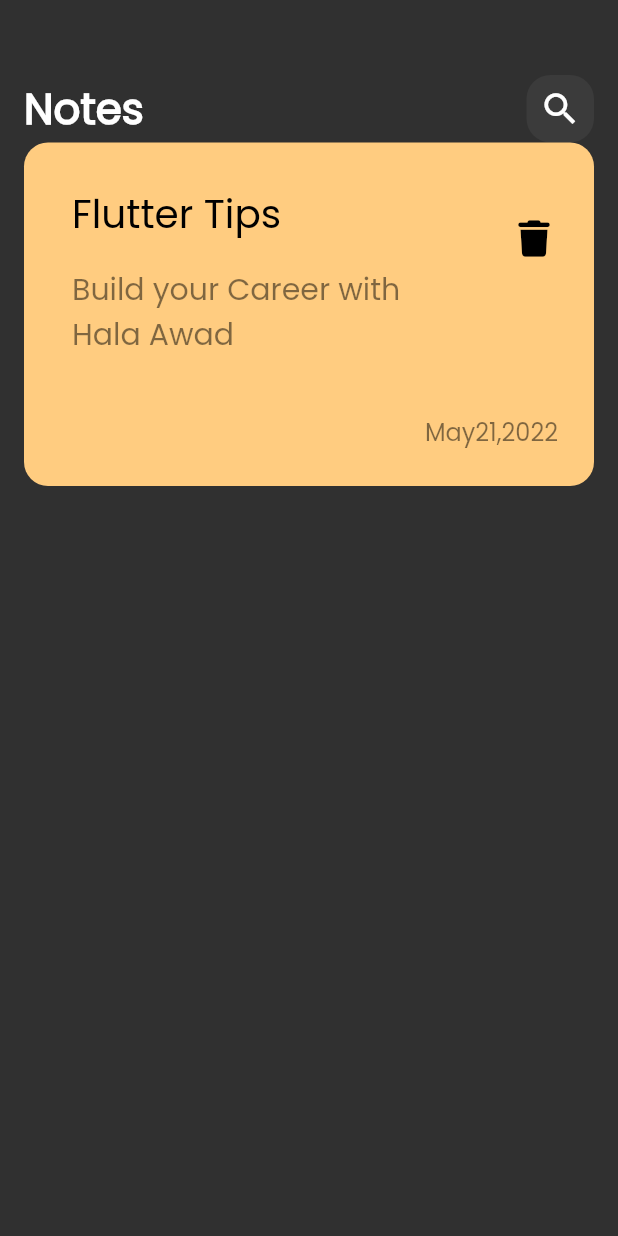
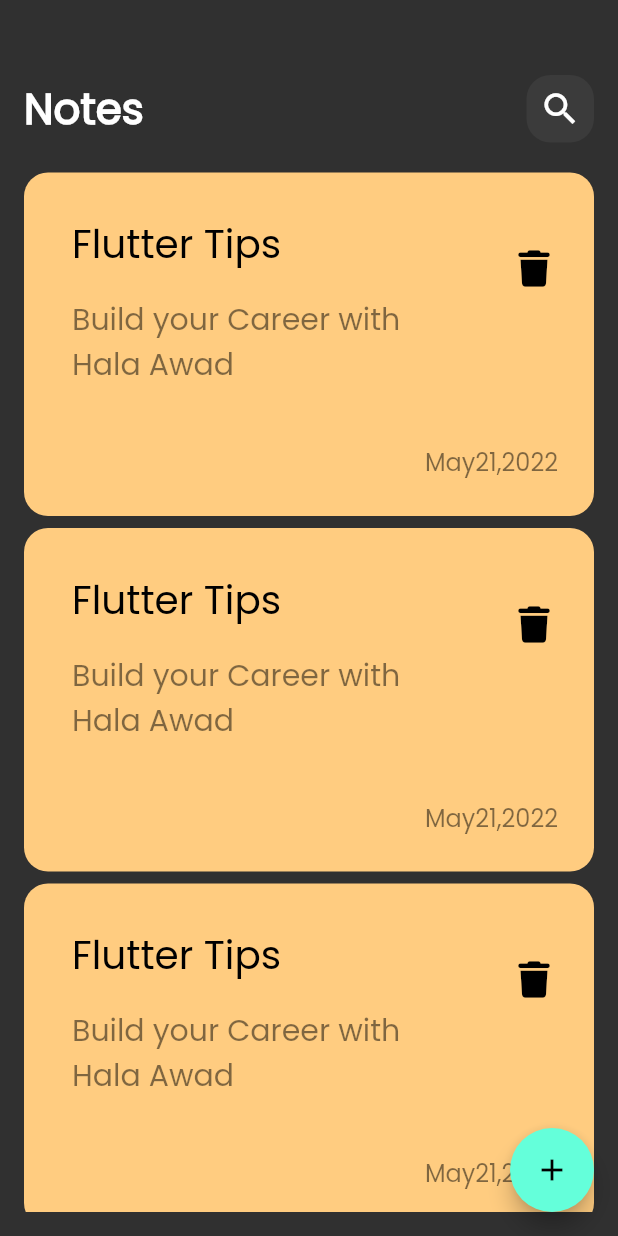
Before and after one commit to HalaAwad12/notes_app, a Flutter app: the screen it shows after launch, on a phone screen of 412 x 824 dp. Run offline on Flutter 3.47's test engine with Material 2 defaults, Android fonts, the phone set to English and light mode, and no system bars; our stand-ins replace font_awesome_flutter.

```diff
--- /dev/null
+++ b/lib/constants.dart
@@ -0,0 +1,3 @@
+import 'package:flutter/material.dart';
+
+const kPrimaryColor = Color(0xff62FCD7);
--- a/lib/main.dart
+++ b/lib/main.dart
@@ -1,5 +1,5 @@
 import 'package:flutter/material.dart';
-import 'package:note_app/widgets/notes_view_widget.dart';
+import 'package:note_app/views/notes_view.dart';
 
 void main() {
   runApp(const NotesAPP());
@@ -12,9 +12,12 @@ class NotesAPP extends StatelessWidget {
   Widget build(BuildContext context) {
     return MaterialApp(
       debugShowCheckedModeBanner: false,
-      theme: ThemeData(brightness: Brightness.dark, fontFamily: 'Poppins'),
+      theme: ThemeData(
+        brightness: Brightness.dark,
+        fontFamily: 'Poppins',
+      ),
       home: const Scaffold(
-        body: NotesViewBody(),
+        body: NotesView(),
       ),
     );
   }
--- a/lib/views/notes_view.dart
+++ b/lib/views/notes_view.dart
@@ -1,10 +1,27 @@
 import 'package:flutter/material.dart';
+import 'package:note_app/widgets/add_note_bottom_sheet.dart';
+import 'package:note_app/widgets/notes_view_widget.dart';
 
 class NotesView extends StatelessWidget {
   const NotesView({super.key});
 
   @override
   Widget build(BuildContext context) {
-    return const Scaffold();
+    return Scaffold(
+      floatingActionButton: FloatingActionButton(
+        onPressed: () {
+          showModalBottomSheet(
+              shape: RoundedRectangleBorder(
+                borderRadius: BorderRadius.circular(16),
+              ),
+              context: context,
+              builder: (context) {
+                return const AddNoteBottomSheet();
+              });
+        },
+        child: const Icon(Icons.add),
+      ),
+      body: const NotesViewBody(),
+    );
   }
 }
--- a/lib/widgets/custom_appbar_widget.dart
+++ b/lib/widgets/custom_appbar_widget.dart
@@ -2,18 +2,21 @@ import 'package:flutter/material.dart';
 import 'package:note_app/widgets/custom_search_icon.dart';
 
 class CustomAppBar extends StatelessWidget {
-  const CustomAppBar({super.key});
-
+  const CustomAppBar({super.key, required this.text, required this.icon});
+  final String text;
+  final IconData icon;
   @override
   Widget build(BuildContext context) {
-    return const Row(
+    return Row(
       children: [
         Text(
-          'Notes',
-          style: TextStyle(fontSize: 28, fontWeight: FontWeight.bold),
+          text,
+          style: const TextStyle(fontSize: 28, fontWeight: FontWeight.bold),
         ),
-        Spacer(),
-        CustomSearchIcon(),
+        const Spacer(),
+        CustomSearchIcon(
+          icon: icon,
+        ),
       ],
     );
   }
--- a/lib/widgets/custom_note_item.dart
+++ b/lib/widgets/custom_note_item.dart
@@ -1,12 +1,20 @@
 import 'package:flutter/material.dart';
 import 'package:font_awesome_flutter/font_awesome_flutter.dart';
+import 'package:note_app/views/edit_note_view.dart';
 
 class NoteItem extends StatelessWidget {
   const NoteItem({super.key});
 
   @override
   Widget build(BuildContext context) {
-    return Container(
+    return GestureDetector(
+      onTap: () => Navigator.push(
+        context,
+        MaterialPageRoute(builder: (context) {
+          return const EditNoteView();
+        }),
+      ),
+      child: Container(
         padding: const EdgeInsets.only(top: 24, bottom: 24, left: 16),
         decoration: BoxDecoration(
             color: const Color(0xffFFCC80),
@@ -40,12 +48,13 @@ class NoteItem extends StatelessWidget {
               padding: const EdgeInsets.only(right: 24, top: 18),
               child: Text(
                 'May21,2022',
-              style:
-                  TextStyle(color: Colors.black.withOpacity(0.5), fontSize: 16),
+                style: TextStyle(
+                    color: Colors.black.withOpacity(0.5), fontSize: 16),
               ),
             ),
           ],
         ),
+      ),
     );
   }
 }
--- a/lib/widgets/custom_search_icon.dart
+++ b/lib/widgets/custom_search_icon.dart
@@ -1,8 +1,11 @@
 import 'package:flutter/material.dart';
 
 class CustomSearchIcon extends StatelessWidget {
-  const CustomSearchIcon({super.key});
-
+  const CustomSearchIcon({
+    super.key,
+    required this.icon,
+  });
+  final IconData icon;
   @override
   Widget build(BuildContext context) {
     return Container(
@@ -12,9 +15,9 @@ class CustomSearchIcon extends StatelessWidget {
         color: Colors.white.withOpacity(0.05),
         borderRadius: BorderRadius.circular(16),
       ),
-      child: const Center(
+      child: Center(
         child: Icon(
-          Icons.search,
+          icon,
           size: 28,
         ),
       ),
--- /dev/null
+++ b/lib/widgets/notes_item_view.dart
@@ -0,0 +1,18 @@
+import 'package:flutter/material.dart';
+import 'package:note_app/widgets/custom_note_item.dart';
+
+class NotesListView extends StatelessWidget {
+  const NotesListView({super.key});
+
+  @override
+  Widget build(BuildContext context) {
+    return Padding(
+      padding: const EdgeInsets.symmetric(vertical: 16),
+      child: ListView.builder(
+        padding: EdgeInsets.zero,
+        itemBuilder: (context, index) => const Padding(
+            padding: EdgeInsets.symmetric(vertical: 4), child: NoteItem()),
+      ),
+    );
+  }
+}
--- a/lib/widgets/notes_view_widget.dart
+++ b/lib/widgets/notes_view_widget.dart
@@ -1,7 +1,8 @@
 import 'package:flutter/material.dart';
 
 import 'package:note_app/widgets/custom_appbar_widget.dart';
-import 'package:note_app/widgets/custom_note_item.dart';
+
+import 'package:note_app/widgets/notes_item_view.dart';
 
 class NotesViewBody extends StatelessWidget {
   const NotesViewBody({super.key});
@@ -15,8 +16,11 @@ class NotesViewBody extends StatelessWidget {
           SizedBox(
             height: 50,
           ),
-          CustomAppBar(),
-          NoteItem(),
+          CustomAppBar(
+            text: 'Notes',
+            icon: Icons.search,
+          ),
+          Expanded(child: NotesListView()),
         ],
       ),
     );
```
Also changed, not shown: lib/models/note_view_model.dart (added, +12 -0 lines), lib/views/edit_note_view.dart (added, +13 -0 lines), lib/widgets/add_note_bottom_sheet.dart (added, +41 -0 lines), lib/widgets/custom_buttom.dart (added, +28 -0 lines), lib/widgets/custom_text_filed.dart (added, +31 -0 lines), lib/widgets/edit_note_view_body_widet.dart (added, +36 -0 lines). Lines whose indentation alone changed are shown as unchanged.
